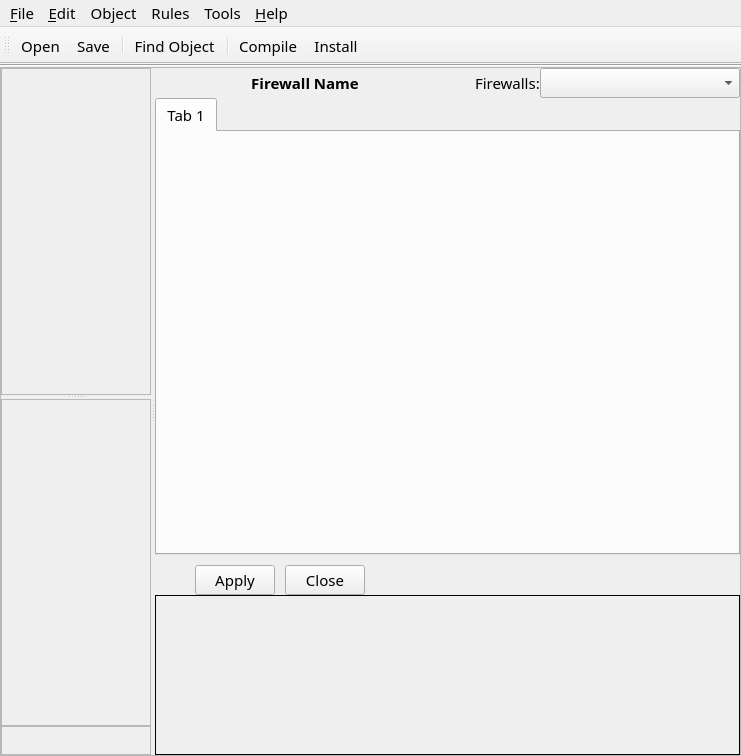
The window that src/gui/FWBMainWindow_q.ui (fwbuilder/fwbuilder) describes before a commit, drawn with Qt 5.
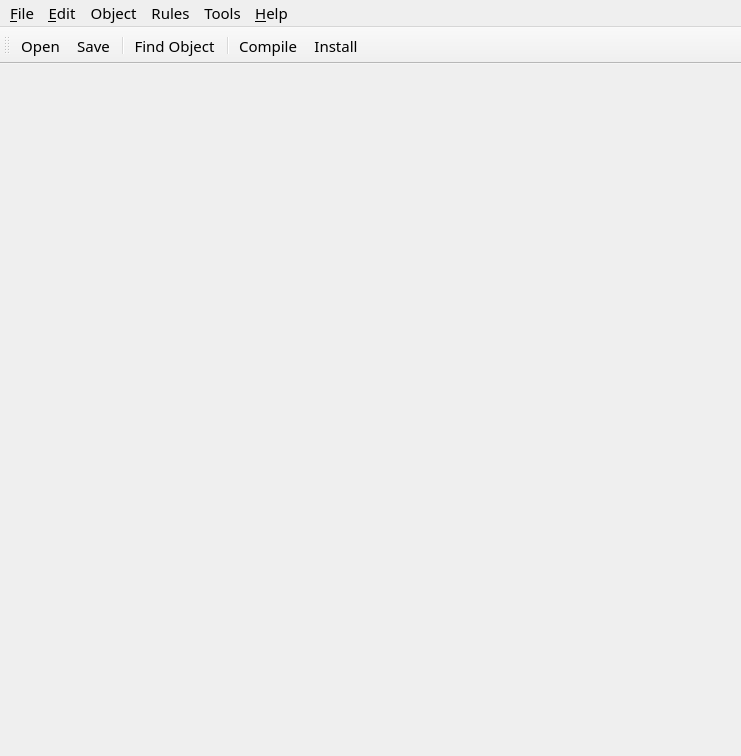
The same window after the commit. Icons and pictures are not drawn.

Patch:
```diff
--- a/src/gui/FWBMainWindow_q.ui
+++ b/src/gui/FWBMainWindow_q.ui
@@ -57,589 +57,6 @@
     <property name="verticalSpacing" >
      <number>0</number>
     </property>
-    <item row="1" column="0" >
-     <widget class="QFrame" name="frame13" >
-      <property name="sizePolicy" >
-       <sizepolicy vsizetype="Preferred" hsizetype="MinimumExpanding" >
-        <horstretch>0</horstretch>
-        <verstretch>0</verstretch>
-       </sizepolicy>
-      </property>
-      <property name="frameShape" >
-       <enum>QFrame::StyledPanel</enum>
-      </property>
-      <property name="frameShadow" >
-       <enum>QFrame::Sunken</enum>
-      </property>
-      <layout class="QVBoxLayout" >
-       <property name="spacing" >
-        <number>0</number>
-       </property>
-       <property name="leftMargin" >
-        <number>0</number>
-       </property>
-       <property name="topMargin" >
-        <number>0</number>
-       </property>
-       <property name="rightMargin" >
-        <number>0</number>
-       </property>
-       <property name="bottomMargin" >
-        <number>0</number>
-       </property>
-       <item>
-        <widget class="QSplitter" name="mainSplitter" >
-         <property name="sizePolicy" >
-          <sizepolicy vsizetype="Preferred" hsizetype="Preferred" >
-           <horstretch>0</horstretch>
-           <verstretch>0</verstretch>
-          </sizepolicy>
-         </property>
-         <property name="minimumSize" >
-          <size>
-           <width>100</width>
-           <height>16</height>
-          </size>
-         </property>
-         <property name="frameShadow" >
-          <enum>QFrame::Plain</enum>
-         </property>
-         <property name="lineWidth" >
-          <number>0</number>
-         </property>
-         <property name="orientation" >
-          <enum>Qt::Horizontal</enum>
-         </property>
-         <widget class="QFrame" name="frame16" >
-          <property name="minimumSize" >
-           <size>
-            <width>150</width>
-            <height>16</height>
-           </size>
-          </property>
-          <property name="frameShape" >
-           <enum>QFrame::NoFrame</enum>
-          </property>
-          <property name="frameShadow" >
-           <enum>QFrame::Plain</enum>
-          </property>
-          <layout class="QGridLayout" >
-           <property name="leftMargin" >
-            <number>0</number>
-           </property>
-           <property name="topMargin" >
-            <number>0</number>
-           </property>
-           <property name="rightMargin" >
-            <number>0</number>
-           </property>
-           <property name="bottomMargin" >
-            <number>0</number>
-           </property>
-           <property name="horizontalSpacing" >
-            <number>0</number>
-           </property>
-           <property name="verticalSpacing" >
-            <number>0</number>
-           </property>
-           <item row="1" column="0" >
-            <widget class="QFrame" name="frame21" >
-             <property name="frameShape" >
-              <enum>QFrame::StyledPanel</enum>
-             </property>
-             <property name="frameShadow" >
-              <enum>QFrame::Raised</enum>
-             </property>
-             <layout class="QGridLayout" >
-              <property name="leftMargin" >
-               <number>2</number>
-              </property>
-              <property name="topMargin" >
-               <number>2</number>
-              </property>
-              <property name="rightMargin" >
-               <number>2</number>
-              </property>
-              <property name="bottomMargin" >
-               <number>2</number>
-              </property>
-              <property name="horizontalSpacing" >
-               <number>0</number>
-              </property>
-              <property name="verticalSpacing" >
-               <number>0</number>
-              </property>
-              <item row="0" column="1" >
-               <widget class="QToolButton" name="infoStyleButton" >
-                <property name="sizePolicy" >
-                 <sizepolicy vsizetype="Fixed" hsizetype="Fixed" >
-                  <horstretch>0</horstretch>
-                  <verstretch>0</verstretch>
-                 </sizepolicy>
-                </property>
-                <property name="toolTip" >
-                 <string>Click here to change amount of information shown about object selected in the tree</string>
-                </property>
-                <property name="text" >
-                 <string/>
-                </property>
-                <property name="icon" >
-                 <iconset resource="MainRes.qrc" >:/Icons/info_25.png</iconset>
-                </property>
-                <property name="autoRaise" >
-                 <bool>true</bool>
-                </property>
-               </widget>
-              </item>
-              <item row="0" column="0" >
-               <spacer>
-                <property name="orientation" >
-                 <enum>Qt::Horizontal</enum>
-                </property>
-                <property name="sizeType" >
-                 <enum>QSizePolicy::Fixed</enum>
-                </property>
-                <property name="sizeHint" >
-                 <size>
-                  <width>8</width>
-                  <height>20</height>
-                 </size>
-                </property>
-               </spacer>
-              </item>
-              <item row="0" column="2" >
-               <spacer>
-                <property name="orientation" >
-                 <enum>Qt::Horizontal</enum>
-                </property>
-                <property name="sizeType" >
-                 <enum>QSizePolicy::Expanding</enum>
-                </property>
-                <property name="sizeHint" >
-                 <size>
-                  <width>40</width>
-                  <height>20</height>
-                 </size>
-                </property>
-               </spacer>
-              </item>
-             </layout>
-            </widget>
-           </item>
-           <item row="0" column="0" >
-            <widget class="QSplitter" name="objInfoSplitter" >
-             <property name="sizePolicy" >
-              <sizepolicy vsizetype="Expanding" hsizetype="Expanding" >
-               <horstretch>0</horstretch>
-               <verstretch>0</verstretch>
-              </sizepolicy>
-             </property>
-             <property name="minimumSize" >
-              <size>
-               <width>1</width>
-               <height>10</height>
-              </size>
-             </property>
-             <property name="orientation" >
-              <enum>Qt::Vertical</enum>
-             </property>
-             <widget class="QFrame" name="treeFrame" >
-              <property name="sizePolicy" >
-               <sizepolicy vsizetype="Expanding" hsizetype="Expanding" >
-                <horstretch>0</horstretch>
-                <verstretch>0</verstretch>
-               </sizepolicy>
-              </property>
-              <property name="frameShape" >
-               <enum>QFrame::StyledPanel</enum>
-              </property>
-              <property name="frameShadow" >
-               <enum>QFrame::Raised</enum>
-              </property>
-             </widget>
-             <widget class="QFrame" name="infoFrame" >
-              <property name="sizePolicy" >
-               <sizepolicy vsizetype="Expanding" hsizetype="Expanding" >
-                <horstretch>0</horstretch>
-                <verstretch>0</verstretch>
-               </sizepolicy>
-              </property>
-              <property name="frameShape" >
-               <enum>QFrame::StyledPanel</enum>
-              </property>
-              <property name="frameShadow" >
-               <enum>QFrame::Raised</enum>
-              </property>
-             </widget>
-            </widget>
-           </item>
-          </layout>
-         </widget>
-         <widget class="QFrame" name="rightFrame" >
-          <property name="sizePolicy" >
-           <sizepolicy vsizetype="Preferred" hsizetype="MinimumExpanding" >
-            <horstretch>0</horstretch>
-            <verstretch>0</verstretch>
-           </sizepolicy>
-          </property>
-          <property name="minimumSize" >
-           <size>
-            <width>16</width>
-            <height>16</height>
-           </size>
-          </property>
-          <property name="frameShape" >
-           <enum>QFrame::NoFrame</enum>
-          </property>
-          <property name="frameShadow" >
-           <enum>QFrame::Plain</enum>
-          </property>
-          <layout class="QGridLayout" >
-           <property name="leftMargin" >
-            <number>0</number>
-           </property>
-           <property name="topMargin" >
-            <number>0</number>
-           </property>
-           <property name="rightMargin" >
-            <number>0</number>
-           </property>
-           <property name="bottomMargin" >
-            <number>0</number>
-           </property>
-           <property name="horizontalSpacing" >
-            <number>0</number>
-           </property>
-           <property name="verticalSpacing" >
-            <number>0</number>
-           </property>
-           <item row="0" column="0" >
-            <layout class="QHBoxLayout" >
-             <property name="spacing" >
-              <number>0</number>
-             </property>
-             <property name="leftMargin" >
-              <number>0</number>
-             </property>
-             <property name="topMargin" >
-              <number>0</number>
-             </property>
-             <property name="rightMargin" >
-              <number>0</number>
-             </property>
-             <property name="bottomMargin" >
-              <number>0</number>
-             </property>
-             <item>
-              <widget class="QLabel" name="firewallName" >
-               <property name="sizePolicy" >
-                <sizepolicy vsizetype="Preferred" hsizetype="Expanding" >
-                 <horstretch>0</horstretch>
-                 <verstretch>0</verstretch>
-                </sizepolicy>
-               </property>
-               <property name="font" >
-                <font>
-                 <weight>75</weight>
-                 <bold>true</bold>
-                </font>
-               </property>
-               <property name="text" >
-                <string>Firewall Name</string>
-               </property>
-               <property name="alignment" >
-                <set>Qt::AlignCenter</set>
-               </property>
-               <property name="wordWrap" >
-                <bool>false</bool>
-               </property>
-              </widget>
-             </item>
-             <item>
-              <spacer>
-               <property name="orientation" >
-                <enum>Qt::Horizontal</enum>
-               </property>
-               <property name="sizeType" >
-                <enum>QSizePolicy::Fixed</enum>
-               </property>
-               <property name="sizeHint" >
-                <size>
-                 <width>20</width>
-                 <height>20</height>
-                </size>
-               </property>
-              </spacer>
-             </item>
-             <item>
-              <widget class="QLabel" name="textLabel1" >
-               <property name="sizePolicy" >
-                <sizepolicy vsizetype="Preferred" hsizetype="Minimum" >
-                 <horstretch>0</horstretch>
-                 <verstretch>0</verstretch>
-                </sizepolicy>
-               </property>
-               <property name="text" >
-                <string>Firewalls:</string>
-               </property>
-               <property name="wordWrap" >
-                <bool>false</bool>
-               </property>
-              </widget>
-             </item>
-             <item>
-              <widget class="QComboBox" name="fwList" >
-               <property name="sizePolicy" >
-                <sizepolicy vsizetype="Fixed" hsizetype="Fixed" >
-                 <horstretch>0</horstretch>
-                 <verstretch>0</verstretch>
-                </sizepolicy>
-               </property>
-               <property name="minimumSize" >
-                <size>
-                 <width>200</width>
-                 <height>0</height>
-                </size>
-               </property>
-               <property name="font" >
-                <font/>
-               </property>
-              </widget>
-             </item>
-            </layout>
-           </item>
-           <item row="1" column="0" >
-            <widget class="QTabWidget" name="ruleSets" >
-             <property name="sizePolicy" >
-              <sizepolicy vsizetype="Expanding" hsizetype="Preferred" >
-               <horstretch>0</horstretch>
-               <verstretch>144</verstretch>
-              </sizepolicy>
-             </property>
-             <widget class="QWidget" name="tab" >
-              <attribute name="title" >
-               <string>Tab 1</string>
-              </attribute>
-             </widget>
-            </widget>
-           </item>
-           <item row="3" column="0" >
-            <widget class="QFrame" name="auxiliaryPanel" >
-             <property name="sizePolicy" >
-              <sizepolicy vsizetype="Fixed" hsizetype="Preferred" >
-               <horstretch>0</horstretch>
-               <verstretch>0</verstretch>
-              </sizepolicy>
-             </property>
-             <property name="minimumSize" >
-              <size>
-               <width>0</width>
-               <height>160</height>
-              </size>
-             </property>
-             <property name="maximumSize" >
-              <size>
-               <width>32767</width>
-               <height>160</height>
-              </size>
-             </property>
-             <property name="frameShape" >
-              <enum>QFrame::Box</enum>
-             </property>
-             <property name="frameShadow" >
-              <enum>QFrame::Plain</enum>
-             </property>
-             <layout class="QHBoxLayout" >
-              <property name="spacing" >
-               <number>0</number>
-              </property>
-              <property name="leftMargin" >
-               <number>11</number>
-              </property>
-              <property name="topMargin" >
-               <number>11</number>
-              </property>
-              <property name="rightMargin" >
-               <number>11</number>
-              </property>
-              <property name="bottomMargin" >
-               <number>11</number>
-              </property>
-             </layout>
-            </widget>
-           </item>
-           <item row="2" column="0" >
-            <widget class="QFrame" name="objectEditorFrame" >
-             <property name="sizePolicy" >
-              <sizepolicy vsizetype="Minimum" hsizetype="Preferred" >
-               <horstretch>0</horstretch>
-               <verstretch>0</verstretch>
-              </sizepolicy>
-             </property>
-             <property name="frameShape" >
-              <enum>QFrame::NoFrame</enum>
-             </property>
-             <property name="frameShadow" >
-              <enum>QFrame::Plain</enum>
-             </property>
-             <layout class="QGridLayout" >
-              <property name="leftMargin" >
-               <number>0</number>
-              </property>
-              <property name="topMargin" >
-               <number>0</number>
-              </property>
-              <property name="rightMargin" >
-               <number>0</number>
-              </property>
-              <property name="bottomMargin" >
-               <number>0</number>
-              </property>
-              <property name="horizontalSpacing" >
-               <number>0</number>
-              </property>
-              <property name="verticalSpacing" >
-               <number>0</number>
-              </property>
-              <item row="0" column="0" >
-               <widget class="QStackedWidget" name="objectEditorStack" >
-                <property name="sizePolicy" >
-                 <sizepolicy vsizetype="Minimum" hsizetype="Expanding" >
-                  <horstretch>0</horstretch>
-                  <verstretch>0</verstretch>
-                 </sizepolicy>
-                </property>
-                <property name="minimumSize" >
-                 <size>
-                  <width>16</width>
-                  <height>10</height>
-                 </size>
-                </property>
-                <property name="focusPolicy" >
-                 <enum>Qt::StrongFocus</enum>
-                </property>
-                <property name="frameShape" >
-                 <enum>QFrame::NoFrame</enum>
-                </property>
-                <widget class="QWidget" name="WStackPage" >
-                 <property name="sizePolicy" >
-                  <sizepolicy vsizetype="Minimum" hsizetype="Preferred" >
-                   <horstretch>0</horstretch>
-                   <verstretch>0</verstretch>
-                  </sizepolicy>
-                 </property>
-                </widget>
-               </widget>
-              </item>
-              <item row="1" column="0" >
-               <layout class="QHBoxLayout" >
-                <property name="spacing" >
-                 <number>10</number>
-                </property>
-                <property name="leftMargin" >
-                 <number>0</number>
-                </property>
-                <property name="topMargin" >
-                 <number>0</number>
-                </property>
-                <property name="rightMargin" >
-                 <number>0</number>
-                </property>
-                <property name="bottomMargin" >
-                 <number>0</number>
-                </property>
-                <item>
-                 <spacer>
-                  <property name="orientation" >
-                   <enum>Qt::Horizontal</enum>
-                  </property>
-                  <property name="sizeType" >
-                   <enum>QSizePolicy::Fixed</enum>
-                  </property>
-                  <property name="sizeHint" >
-                   <size>
-                    <width>40</width>
-                    <height>20</height>
-                   </size>
-                  </property>
-                 </spacer>
-                </item>
-                <item>
-                 <widget class="QPushButton" name="applyObjectEditorButton" >
-                  <property name="sizePolicy" >
-                   <sizepolicy vsizetype="Fixed" hsizetype="Fixed" >
-                    <horstretch>0</horstretch>
-                    <verstretch>0</verstretch>
-                   </sizepolicy>
-                  </property>
-                  <property name="minimumSize" >
-                   <size>
-                    <width>0</width>
-                    <height>0</height>
-                   </size>
-                  </property>
-                  <property name="text" >
-                   <string>Apply</string>
-                  </property>
-                 </widget>
-                </item>
-                <item>
-                 <widget class="QPushButton" name="closeObjectEditorButton" >
-                  <property name="sizePolicy" >
-                   <sizepolicy vsizetype="Fixed" hsizetype="Fixed" >
-                    <horstretch>0</horstretch>
-                    <verstretch>0</verstretch>
-                   </sizepolicy>
-                  </property>
-                  <property name="text" >
-                   <string>Close</string>
-                  </property>
-                 </widget>
-                </item>
-                <item>
-                 <spacer>
-                  <property name="orientation" >
-                   <enum>Qt::Horizontal</enum>
-                  </property>
-                  <property name="sizeType" >
-                   <enum>QSizePolicy::MinimumExpanding</enum>
-                  </property>
-                  <property name="sizeHint" >
-                   <size>
-                    <width>400</width>
-                    <height>20</height>
-                   </size>
-                  </property>
-                 </spacer>
-                </item>
-               </layout>
-              </item>
-             </layout>
-            </widget>
-           </item>
-          </layout>
-         </widget>
-        </widget>
-       </item>
-      </layout>
-     </widget>
-    </item>
-    <item row="0" column="0" >
-     <widget class="Line" name="line4" >
-      <property name="frameShape" >
-       <enum>QFrame::HLine</enum>
-      </property>
-      <property name="frameShadow" >
-       <enum>QFrame::Sunken</enum>
-      </property>
-      <property name="lineWidth" >
-       <number>1</number>
-      </property>
-      <property name="orientation" >
-       <enum>Qt::Horizontal</enum>
-      </property>
-     </widget>
-    </item>
    </layout>
   </widget>
   <widget class="QToolBar" name="toolBar" >
```
Left out of the diff: 48 changed lines with no effect on the pictures.
